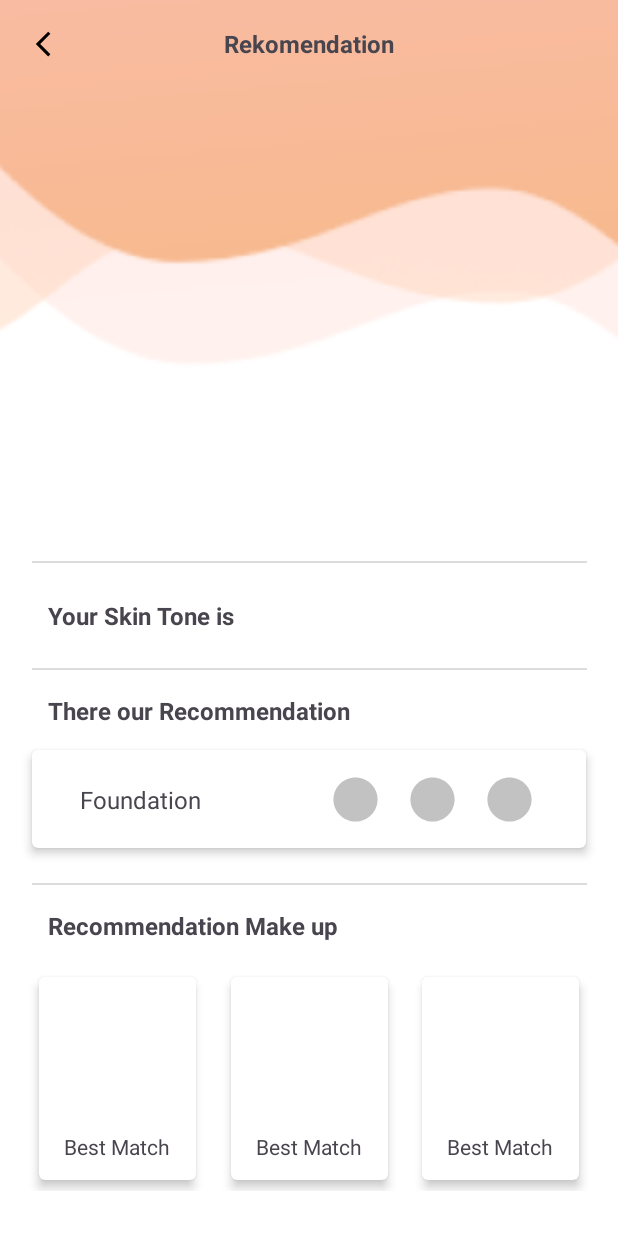
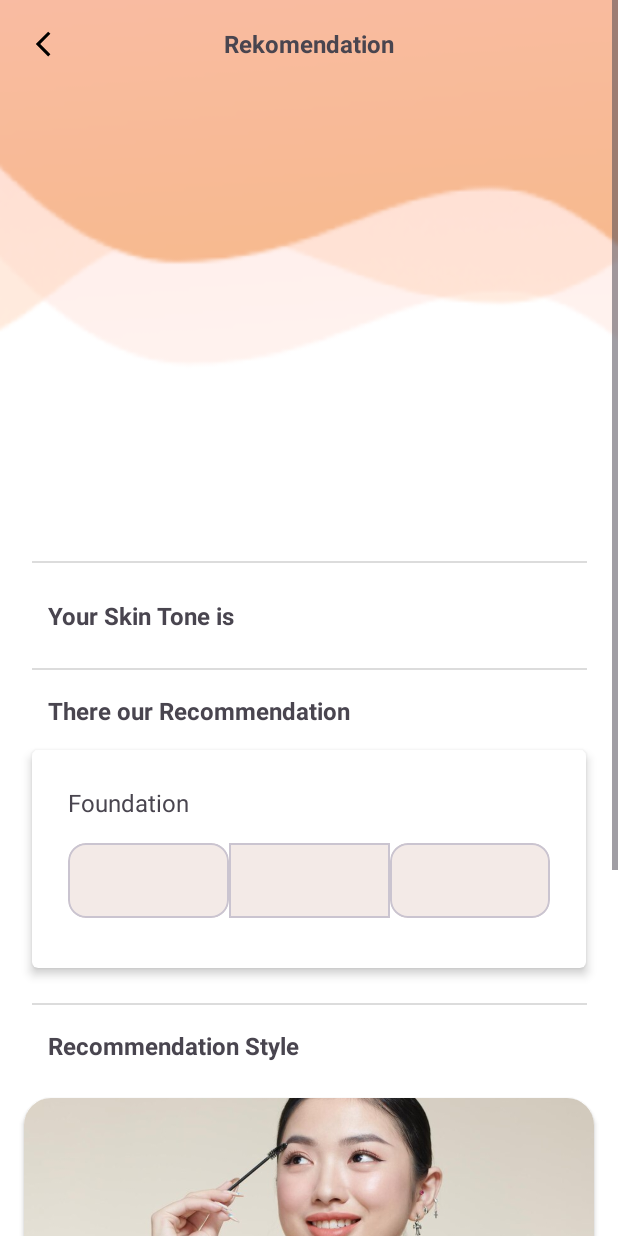
Before and after one commit to MakeUpMate/FE_makeupmate, an Android app: the RekomActivity screen opened directly, with no data from a screen before it, on a phone screen of 412 x 824 dp. Run offline under Robolectric (Android 15) with nearby library versions, the phone set to English and light mode, and no system bars; pictures from the network do not load.

Commit message:
fix api impelemntation

```diff
--- a/app/src/main/java/com/example/makeupmate/ui/RekomActivity.kt
+++ b/app/src/main/java/com/example/makeupmate/ui/RekomActivity.kt
@@ -83,19 +83,19 @@ class RekomActivity : AppCompatActivity() {
                 .load(response?.skintone)
                 .into(ivSkintone)
 
-            ivCircle1.setColorFilter(Color.parseColor(response?.hex1), PorterDuff.Mode.SRC_IN)
-            ivCircle2.setColorFilter(Color.parseColor(response?.hex2), PorterDuff.Mode.SRC_IN)
-            ivCircle3.setColorFilter(Color.parseColor(response?.hex3), PorterDuff.Mode.SRC_IN)
+            cvHex1.setBackgroundColor(Color.parseColor(response?.hex1))
+            cvHex2.setBackgroundColor(Color.parseColor(response?.hex2))
+            cvHex3.setBackgroundColor(Color.parseColor(response?.hex3))
 
             Glide.with(this@RekomActivity)
                 .load(response?.bestMatch)
-                .into(ivProduct1)
+                .into(ivLook1)
             Glide.with(this@RekomActivity)
                 .load(response?.recom2)
-                .into(ivProduct2)
+                .into(ivLook2)
             Glide.with(this@RekomActivity)
                 .load(response?.recom3)
-                .into(ivProduct3)
+                .into(ivLook3)
 
         }
     }
--- a/app/src/main/res/layout/activity_rekom.xml
+++ b/app/src/main/res/layout/activity_rekom.xml
@@ -121,7 +121,7 @@
         <androidx.cardview.widget.CardView
             android:id="@+id/cv_foundation"
             android:layout_width="match_parent"
-            android:layout_height="80dp"
+            android:layout_height="160dp"
             android:layout_marginStart="16dp"
             android:layout_marginTop="8dp"
             android:layout_marginEnd="16dp"
@@ -141,42 +141,46 @@
                     android:layout_width="wrap_content"
                     android:layout_height="wrap_content"
                     android:layout_gravity="center_vertical"
-                    android:layout_marginStart="32dp"
+                    android:layout_marginStart="24dp"
+                    android:layout_marginTop="24dp"
                     android:text="Foundation"
                     android:textSize="16sp"
-                    app:layout_constraintBottom_toBottomOf="parent"
                     app:layout_constraintStart_toStartOf="parent"
                     app:layout_constraintTop_toTopOf="parent" />
 
-                <ImageView
-                    android:id="@+id/iv_circle1"
-                    android:layout_width="35dp"
-                    android:layout_height="35dp"
-                    android:layout_marginStart="85dp"
-                    android:src="@drawable/circle_24"
-                    app:layout_constraintBottom_toBottomOf="@+id/tv_foundation"
-                    app:layout_constraintStart_toEndOf="@+id/tv_foundation"
-                    app:layout_constraintTop_toTopOf="@+id/tv_foundation" />
+                <LinearLayout
+                    android:layout_width="match_parent"
+                    android:layout_height="wrap_content"
+                    android:layout_marginStart="24dp"
+                    android:layout_marginTop="16dp"
+                    android:layout_marginEnd="24dp"
+                    android:orientation="horizontal"
+                    app:layout_constraintEnd_toEndOf="parent"
+                    app:layout_constraintStart_toStartOf="parent"
+                    app:layout_constraintTop_toBottomOf="@+id/tv_foundation">
 
-                <ImageView
-                    android:id="@+id/iv_circle2"
-                    android:layout_width="35dp"
-                    android:layout_height="35dp"
-                    android:layout_marginStart="16dp"
-                    android:src="@drawable/circle_24"
-                    app:layout_constraintBottom_toBottomOf="@+id/iv_circle1"
-                    app:layout_constraintStart_toEndOf="@+id/iv_circle1"
-                    app:layout_constraintTop_toTopOf="@+id/iv_circle1" />
+                    <com.google.android.material.card.MaterialCardView
+                        android:id="@+id/cv_hex1"
+                        style="@style/MyCardView1"
+                        android:layout_width="match_parent"
+                        android:layout_height="50dp"
+                        android:layout_weight="1" />
 
-                <ImageView
-                    android:id="@+id/iv_circle3"
-                    android:layout_width="35dp"
-                    android:layout_height="35dp"
-                    android:layout_marginStart="16dp"
-                    android:src="@drawable/circle_24"
-                    app:layout_constraintBottom_toBottomOf="@+id/iv_circle2"
-                    app:layout_constraintStart_toEndOf="@+id/iv_circle2"
-                    app:layout_constraintTop_toTopOf="@+id/iv_circle2" />
+                    <com.google.android.material.card.MaterialCardView
+                        android:id="@+id/cv_hex2"
+                        android:layout_width="match_parent"
+                        android:layout_height="50dp"
+                        android:layout_weight="1"
+                        app:cardCornerRadius="0dp" />
+
+                    <com.google.android.material.card.MaterialCardView
+                        android:id="@+id/cv_hex3"
+                        style="@style/MyCardView2"
+                        android:layout_width="match_parent"
+                        android:layout_height="50dp"
+                        android:layout_weight="1" />
+
+                </LinearLayout>
             </androidx.constraintlayout.widget.ConstraintLayout>
         </androidx.cardview.widget.CardView>
 
@@ -196,7 +200,7 @@
             android:layout_height="wrap_content"
             android:layout_marginStart="32dp"
             android:layout_marginTop="16dp"
-            android:text="Recommendation Make up"
+            android:text="Recommendation Style"
             android:textSize="16sp"
             android:textStyle="bold"
             app:layout_constraintEnd_toEndOf="parent"
@@ -205,110 +209,96 @@
             app:layout_constraintTop_toBottomOf="@+id/imageView9" />
 
         <androidx.cardview.widget.CardView
-            android:id="@+id/cv_product1"
-            android:layout_width="115dp"
-            android:layout_height="150dp"
-            android:layout_marginStart="8dp"
-            android:layout_marginTop="16dp"
-            app:cardCornerRadius="4dp"
-            app:cardElevation="4dp"
-            app:cardUseCompatPadding="true"
-            app:layout_constraintEnd_toStartOf="@+id/cv_product2"
+            android:id="@+id/cv_look1"
+            android:layout_width="match_parent"
+            android:layout_height="130dp"
+            android:layout_marginStart="16dp"
+            android:layout_marginTop="24dp"
+            android:layout_marginEnd="16dp"
+            app:cardCornerRadius="18dp"
             app:layout_constraintStart_toStartOf="parent"
             app:layout_constraintTop_toBottomOf="@+id/tv_recommen_product">
 
-            <LinearLayout
-                android:layout_width="match_parent"
-                android:layout_height="match_parent"
-                android:gravity="center_horizontal"
-                android:orientation="vertical">
-
             <ImageView
-                    android:id="@+id/iv_product1"
-                    android:layout_width="80dp"
-                    android:layout_height="80dp"
-                    android:layout_marginTop="15dp"
-                    tools:srcCompat="@tools:sample/avatars" />
+                android:id="@+id/iv_look1"
+                android:layout_width="fill_parent"
+                android:layout_height="130dp"
+                android:scaleType="centerCrop"
+                app:srcCompat="@drawable/img_analyze1" />
 
             <TextView
-                    android:id="@+id/tv_product1"
                 android:layout_width="wrap_content"
                 android:layout_height="wrap_content"
-                    android:layout_marginTop="8dp"
-                    android:text="Best Match" />
-
-            </LinearLayout>
+                android:layout_gravity="bottom"
+                android:paddingLeft="20dp"
+                android:paddingBottom="15dp"
+                android:shadowColor="@color/black"
+                android:text="Best Match"
+                android:textColor="@color/white"
+                android:textSize="16sp"
+                android:textStyle="bold" />
         </androidx.cardview.widget.CardView>
 
         <androidx.cardview.widget.CardView
-            android:id="@+id/cv_product2"
-            android:layout_width="115dp"
-            android:layout_height="150dp"
-            app:cardCornerRadius="4dp"
-            app:cardElevation="4dp"
-            app:cardUseCompatPadding="true"
-            app:layout_constraintBottom_toBottomOf="@+id/cv_product1"
-            app:layout_constraintEnd_toStartOf="@+id/cv_product3"
-            app:layout_constraintStart_toEndOf="@+id/cv_product1"
-            app:layout_constraintTop_toTopOf="@+id/cv_product1">
-
-            <LinearLayout
+            android:id="@+id/cv_look2"
             android:layout_width="match_parent"
-                android:layout_height="match_parent"
-                android:gravity="center_horizontal"
-                android:orientation="vertical">
+            android:layout_height="130dp"
+            android:layout_marginStart="16dp"
+            android:layout_marginTop="24dp"
+            android:layout_marginEnd="16dp"
+            app:cardCornerRadius="18dp"
+            app:layout_constraintStart_toStartOf="parent"
+            app:layout_constraintTop_toBottomOf="@+id/cv_look1">
 
             <ImageView
-                    android:id="@+id/iv_product2"
-                    android:layout_width="80dp"
-                    android:layout_height="80dp"
-                    android:layout_marginTop="15dp"
-                    tools:srcCompat="@tools:sample/avatars" />
+                android:id="@+id/iv_look2"
+                android:layout_width="fill_parent"
+                android:layout_height="130dp"
+                android:scaleType="centerCrop"
+                app:srcCompat="@drawable/img_analyze1" />
 
             <TextView
-                    android:id="@+id/tv_product2"
                 android:layout_width="wrap_content"
                 android:layout_height="wrap_content"
-                    android:layout_marginTop="8dp"
-                    android:text="Best Match" />
-
-            </LinearLayout>
+                android:layout_gravity="bottom"
+                android:paddingLeft="20dp"
+                android:paddingBottom="15dp"
+                android:shadowColor="@color/black"
+                android:text="Second Recommendation"
+                android:textColor="@color/white"
+                android:textSize="16sp"
+                android:textStyle="bold" />
         </androidx.cardview.widget.CardView>
 
         <androidx.cardview.widget.CardView
-            android:id="@+id/cv_product3"
-            android:layout_width="115dp"
-            android:layout_height="150dp"
-            android:layout_marginEnd="8dp"
-            app:cardCornerRadius="4dp"
-            app:cardElevation="4dp"
-            app:cardUseCompatPadding="true"
-            app:layout_constraintBottom_toBottomOf="@+id/cv_product2"
-            app:layout_constraintEnd_toEndOf="parent"
-            app:layout_constraintStart_toEndOf="@+id/cv_product2"
-            app:layout_constraintTop_toTopOf="@+id/cv_product2">
-
-            <LinearLayout
+            android:id="@+id/cv_look3"
             android:layout_width="match_parent"
-                android:layout_height="match_parent"
-                android:gravity="center_horizontal"
-                android:orientation="vertical">
+            android:layout_height="130dp"
+            android:layout_marginStart="16dp"
+            android:layout_marginTop="24dp"
+            android:layout_marginEnd="16dp"
+            app:cardCornerRadius="18dp"
+            app:layout_constraintStart_toStartOf="parent"
+            app:layout_constraintTop_toBottomOf="@+id/cv_look2">
 
             <ImageView
-                    android:id="@+id/iv_product3"
-                    android:layout_width="80dp"
-                    android:layout_height="80dp"
-                    android:layout_marginTop="15dp"
-                    tools:srcCompat="@tools:sample/avatars" />
+                android:id="@+id/iv_look3"
+                android:layout_width="fill_parent"
+                android:layout_height="130dp"
+                android:scaleType="centerCrop"
+                app:srcCompat="@drawable/img_analyze1" />
 
             <TextView
-                    android:id="@+id/tv_product3"
                 android:layout_width="wrap_content"
                 android:layout_height="wrap_content"
-                    android:layout_marginTop="8dp"
-                    android:text="Best Match" />
-
-            </LinearLayout>
+                android:layout_gravity="bottom"
+                android:paddingLeft="20dp"
+                android:paddingBottom="15dp"
+                android:shadowColor="@color/black"
+                android:text="Third Recommendatipm"
+                android:textColor="@color/white"
+                android:textSize="16sp"
+                android:textStyle="bold" />
         </androidx.cardview.widget.CardView>
 
     </androidx.constraintlayout.widget.ConstraintLayout>
```
Lines whose indentation alone changed are shown as unchanged.
